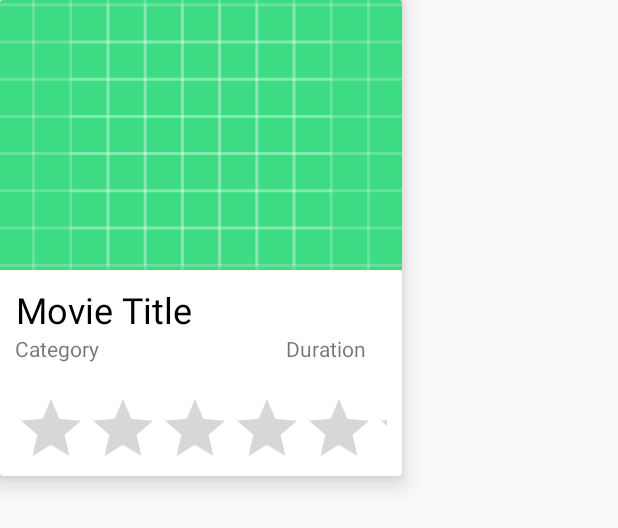
After one commit to AnhAnNek/WatchMovie, an Android app: the layout container_movie_item.xml on its own in the app's theme, with its tools: preview values and no code run, on a phone screen of 412 x 824 dp. The commit adds this screen. Shown: the top 528 px of the screen. Run offline under Robolectric (Android 15) with nearby library versions, the phone set to English and light mode, and no system bars.

Commit message:
#10 Item Decoration

```diff
--- a/app/build.gradle
+++ b/app/build.gradle
@@ -48,4 +48,10 @@ dependencies {
 
     // LiveData
     implementation "androidx.lifecycle:lifecycle-livedata:$lifecycle_version"
+
+    // RecyclerView
+    implementation 'androidx.recyclerview:recyclerview:1.2.1'
+
+    // CardView
+    implementation 'androidx.cardview:cardview:1.0.0'
 }
--- a/app/src/main/AndroidManifest.xml
+++ b/app/src/main/AndroidManifest.xml
@@ -12,6 +12,8 @@
         android:label="@string/app_name"
         android:roundIcon="@mipmap/ic_launcher_round"
         android:supportsRtl="true"
+        android:usesCleartextTraffic="true"
+        android:networkSecurityConfig="@xml/network_security_config"
         android:theme="@style/Theme.WatchMovie"
         tools:targetApi="31">
         <activity
--- a/app/src/main/java/com/vanannek/watchmovie/repository/MovieRepository.java
+++ b/app/src/main/java/com/vanannek/watchmovie/repository/MovieRepository.java
@@ -1,7 +1,6 @@
 package com.vanannek.watchmovie.repository;
 
 import androidx.lifecycle.LiveData;
-import androidx.lifecycle.MutableLiveData;
 
 import com.vanannek.watchmovie.models.Movie;
 import com.vanannek.watchmovie.request.MovieAPIClient;
@@ -35,7 +34,7 @@ public class MovieRepository {
     }
 
     // 2 - Calling the method in repository
-    public void searchMovieAPI(String query, int pageNumber) {
+    public void searchMoviesAPI(String query, int pageNumber) {
         movieAPIClient.searchMoviesAPI(query, pageNumber);
     }
 }
--- a/app/src/main/java/com/vanannek/watchmovie/utils/MovieApi.java
+++ b/app/src/main/java/com/vanannek/watchmovie/utils/MovieApi.java
@@ -12,7 +12,7 @@ public interface MovieApi {
     // Search for movies
     // https://api.themoviedb.org/3/search/movie?api_key={api_key}&query=Jack+Reacher
     @GET("/3/search/movie")
-    Call<MovieSearchResponse> searchMovie(
+    Call<MovieSearchResponse> searchMovies(
             @Query("api_key") String key,
             @Query("query") String query,
             @Query("page") int page);
--- a/app/src/main/java/com/vanannek/watchmovie/viewmodels/MovieListViewModel.java
+++ b/app/src/main/java/com/vanannek/watchmovie/viewmodels/MovieListViewModel.java
@@ -1,7 +1,6 @@
 package com.vanannek.watchmovie.viewmodels;
 
 import androidx.lifecycle.LiveData;
-import androidx.lifecycle.MutableLiveData;
 import androidx.lifecycle.ViewModel;
 
 import com.vanannek.watchmovie.models.Movie;
@@ -10,7 +9,6 @@ import com.vanannek.watchmovie.repository.MovieRepository;
 import java.util.List;
 
 public class MovieListViewModel extends ViewModel {
-
     // this class is used for VIEWMODEL
 
     private MovieRepository movieRepository;
@@ -25,7 +23,7 @@ public class MovieListViewModel extends ViewModel {
     }
 
     // 3 - Calling method in view-model
-    public void searchMovieAPI(String query, int pageNumber) {
-        movieRepository.searchMovieAPI(query, pageNumber);
+    public void searchMoviesAPI(String query, int pageNumber) {
+        movieRepository.searchMoviesAPI(query, pageNumber);
     }
 }
--- /dev/null
+++ b/app/src/main/res/layout/container_movie_item.xml
@@ -0,0 +1,77 @@
+<?xml version="1.0" encoding="utf-8"?>
+<LinearLayout xmlns:android="http://schemas.android.com/apk/res/android"
+    xmlns:app="http://schemas.android.com/apk/res-auto"
+    xmlns:tools="http://schemas.android.com/tools"
+    android:layout_width="match_parent"
+    android:layout_height="match_parent"
+    android:orientation="vertical">
+
+<!--    Let's use XD for pro cardview-->
+
+    <androidx.cardview.widget.CardView
+        android:id="@+id/card_view"
+        android:layout_width="268dp"
+        android:layout_height="317dp"
+        app:cardElevation="10dp">
+
+        <LinearLayout
+            android:layout_width="match_parent"
+            android:layout_height="wrap_content"
+            android:orientation="vertical">
+
+            <ImageView
+                android:id="@+id/movie_img"
+                android:layout_width="match_parent"
+                android:layout_height="180dp"
+                android:scaleType="centerCrop"
+                android:src="@drawable/ic_launcher_background" />
+
+            <LinearLayout
+                android:layout_width="match_parent"
+                android:layout_height="wrap_content"
+                android:orientation="vertical"
+                android:padding="10dp">
+
+                <TextView
+                    android:id="@+id/movie_title"
+                    android:layout_width="wrap_content"
+                    android:layout_height="wrap_content"
+                    android:gravity="center"
+                    android:text="Movie Title"
+                    android:textColor="@color/black"
+                    android:textSize="24sp" />
+
+                <LinearLayout
+                    android:layout_width="match_parent"
+                    android:layout_height="wrap_content"
+                    android:orientation="horizontal"
+                    android:weightSum="100">
+
+                    <TextView
+                        android:id="@+id/movie_category"
+                        android:layout_width="wrap_content"
+                        android:layout_height="wrap_content"
+                        android:layout_weight="90"
+                        android:gravity="start"
+                        android:text="Category"
+                        android:textSize="14sp" />
+
+                    <TextView
+                        android:id="@+id/movie_duration"
+                        android:layout_width="wrap_content"
+                        android:layout_height="wrap_content"
+                        android:layout_gravity="center"
+                        android:text="Duration"
+                        android:textSize="14sp" />
+                </LinearLayout>
+            </LinearLayout>
+
+            <RatingBar
+                android:id="@+id/rating_bar"
+                android:layout_width="match_parent"
+                android:layout_height="wrap_content"
+                android:layout_margin="10dp"
+                android:numStars="5" />
+        </LinearLayout>
+    </androidx.cardview.widget.CardView>
+</LinearLayout>
```
Also changed, not shown: app/src/main/java/com/vanannek/watchmovie/MovieListActivity.java (+14 -10 lines), app/src/main/java/com/vanannek/watchmovie/request/MovieAPIClient.java (+8 -9 lines), app/src/main/res/xml/network_security_config.xml (added, +8 -0 lines).
